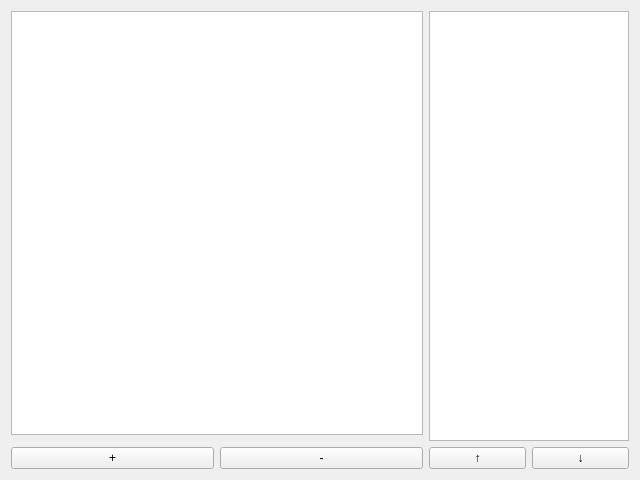
The window that workingwindow.ui (Dramcryx/collator) describes before a commit, drawn with Qt 5.
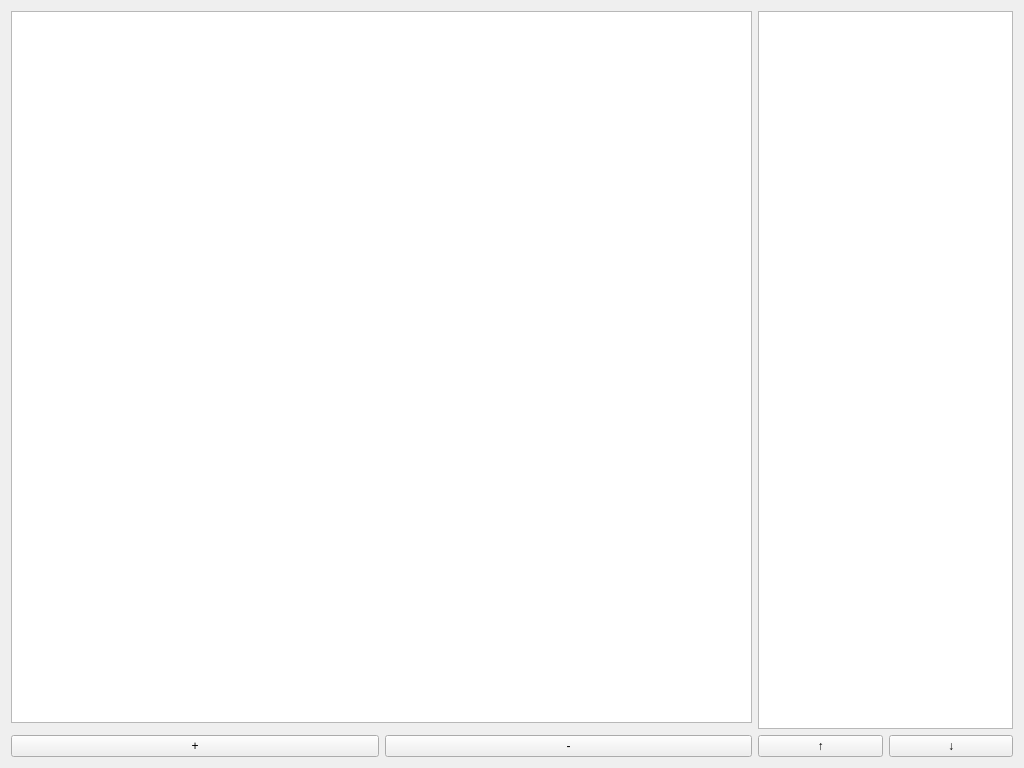
The same window after the commit.

Patch:
```diff
--- a/workingwindow.ui
+++ b/workingwindow.ui
@@ -6,8 +6,8 @@
    <rect>
     <x>0</x>
     <y>0</y>
-    <width>640</width>
-    <height>480</height>
+    <width>1024</width>
+    <height>768</height>
    </rect>
   </property>
   <property name="windowTitle">
@@ -27,7 +27,7 @@
      </property>
      <property name="maximumSize">
       <size>
-       <width>200</width>
+       <width>255</width>
        <height>16777215</height>
       </size>
      </property>
```
